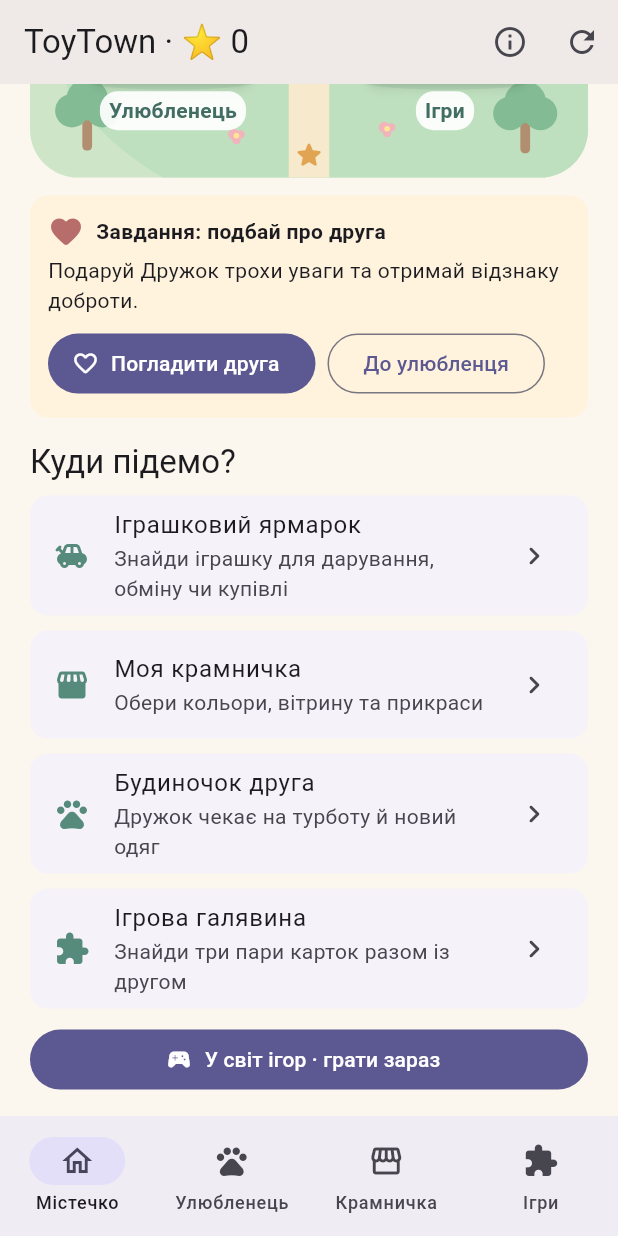
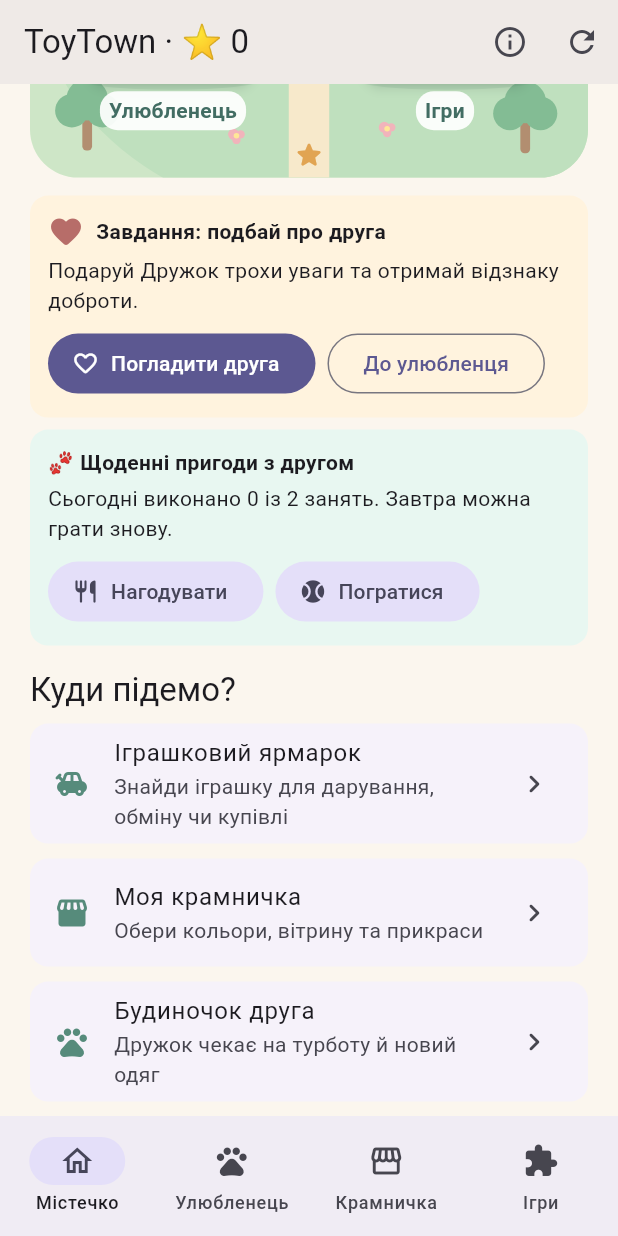
Before and after one commit to awesomebuy2u-design/ToyTown-, a Flutter app: the screen it shows after launch, scrolled down 576 dp, after a tap on the "refresh" icon, on a phone screen of 412 x 824 dp. Run offline on Flutter 3.47's test engine with Material 3 defaults, Android fonts, the phone set to English and light mode, and no system bars; our stand-ins replace flutter_map, image_picker, latlong2, shared_preferences, supabase_flutter; accounts and stored records are empty.

Commit message:
feat: add persistent daily feeding and play activities for village pet

```diff
--- a/lib/town_village.dart
+++ b/lib/town_village.dart
@@ -22,6 +22,8 @@ class TownVillage extends StatelessWidget {
       flowers: flowers, awning: awning),
     const SizedBox(height: 12),
     PetKindnessQuest(petName: petName, openPet: openPet),
+    const SizedBox(height: 8),
+    DailyPetActivities(petName: petName),
     const SizedBox(height: 16),
     Text('Куди підемо?', style: Theme.of(context).textTheme.titleLarge),
     const SizedBox(height: 8),
@@ -533,3 +535,90 @@ class _PetKindnessQuestState extends State<PetKindnessQuest> {
     ),
   );
 }
+
+/// Daily, device-local pet activities; never modifies purchasable star balances.
+class DailyPetActivities extends StatefulWidget {
+  const DailyPetActivities({super.key, required this.petName});
+  final String petName;
+
+  @override
+  State<DailyPetActivities> createState() => _DailyPetActivitiesState();
+}
+
+class _DailyPetActivitiesState extends State<DailyPetActivities> {
+  static const _prefix = 'toytown.pet.daily.v1.';
+  bool ready = false;
+  final Set<String> completed = <String>{};
+  String get today {
+    final now = DateTime.now().toLocal();
+    return '${now.year}-${now.month.toString().padLeft(2, '0')}-${now.day.toString().padLeft(2, '0')}';
+  }
+
+  @override
+  void initState() {
+    super.initState();
+    load();
+  }
+
+  Future<void> load() async {
+    try {
+      final prefs = await SharedPreferences.getInstance();
+      final stored = prefs.getStringList('$_prefix$today') ?? const <String>[];
+      if (!mounted) return;
+      setState(() {
+        completed.addAll(stored.where((s) => s == 'feed' || s == 'play'));
+        ready = true;
+      });
+    } catch (_) {
+      if (mounted) setState(() => ready = true);
+    }
+  }
+
+  Future<void> doActivity(String action) async {
+    if (!ready || completed.contains(action)) return;
+    setState(() => completed.add(action));
+    try {
+      final prefs = await SharedPreferences.getInstance();
+      await prefs.setStringList('$_prefix$today', completed.toList()..sort());
+    } catch (_) {
+      // Keep play available when storage is temporarily unavailable.
+    }
+    if (!mounted) return;
+    final message = action == 'feed'
+      ? 'Ням-ням! ${widget.petName} із задоволенням поїв.'
+      : 'Ура! ${widget.petName} погрався з тобою та радіє!';
+    ScaffoldMessenger.of(context).showSnackBar(SnackBar(content: Text(message)));
+  }
+
+  @override
+  Widget build(BuildContext context) => Card(
+    key: const ValueKey('village-daily-pet'),
+    color: const Color(0xFFE8F7F1),
+    child: Padding(
+      padding: const EdgeInsets.all(12),
+      child: Column(crossAxisAlignment: CrossAxisAlignment.start, children: [
+        const Text('🐾 Щоденні пригоди з другом',
+          style: TextStyle(fontWeight: FontWeight.bold)),
+        const SizedBox(height: 4),
+        Text('Сьогодні виконано ${completed.length} із 2 занять. Завтра можна грати знову.'),
+        const SizedBox(height: 8),
+        Wrap(spacing: 8, runSpacing: 6, children: [
+          FilledButton.tonalIcon(
+            key: const ValueKey('village-daily-feed'),
+            onPressed: ready && !completed.contains('feed')
+              ? () => doActivity('feed') : null,
+            icon: Icon(completed.contains('feed')
+              ? Icons.check_circle_rounded : Icons.restaurant_rounded),
+            label: Text(completed.contains('feed') ? 'Нагодовано' : 'Нагодувати')),
+          FilledButton.tonalIcon(
+            key: const ValueKey('village-daily-play'),
+            onPressed: ready && !completed.contains('play')
+              ? () => doActivity('play') : null,
+            icon: Icon(completed.contains('play')
+              ? Icons.check_circle_rounded : Icons.sports_baseball_rounded),
+            label: Text(completed.contains('play') ? 'Погралися' : 'Погратися')),
+        ]),
+      ]),
+    ),
+  );
+}
```
